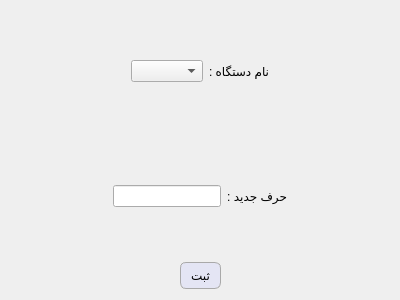
Qt form addabr.ui (kia-far/QtDBS) before a commit.
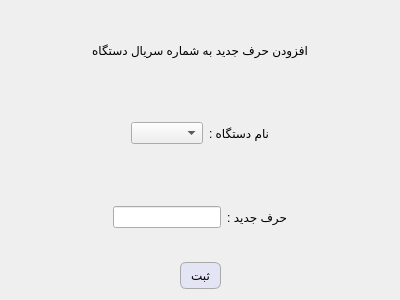
The same form after that commit.

```diff
--- a/addabr.ui
+++ b/addabr.ui
@@ -42,6 +42,16 @@
   <layout class="QVBoxLayout" name="verticalLayout_2">
    <item>
     <layout class="QVBoxLayout" name="verticalLayout">
+     <item>
+      <widget class="QLabel" name="label_3">
+       <property name="text">
+        <string>افزودن حرف جدید به شماره سریال دستگاه</string>
+       </property>
+       <property name="alignment">
+        <set>Qt::AlignmentFlag::AlignCenter</set>
+       </property>
+      </widget>
+     </item>
      <item>
       <layout class="QHBoxLayout" name="horizontalLayout">
        <item>
```
Left out of the diff: 2 changed lines with no effect on the pictures.
